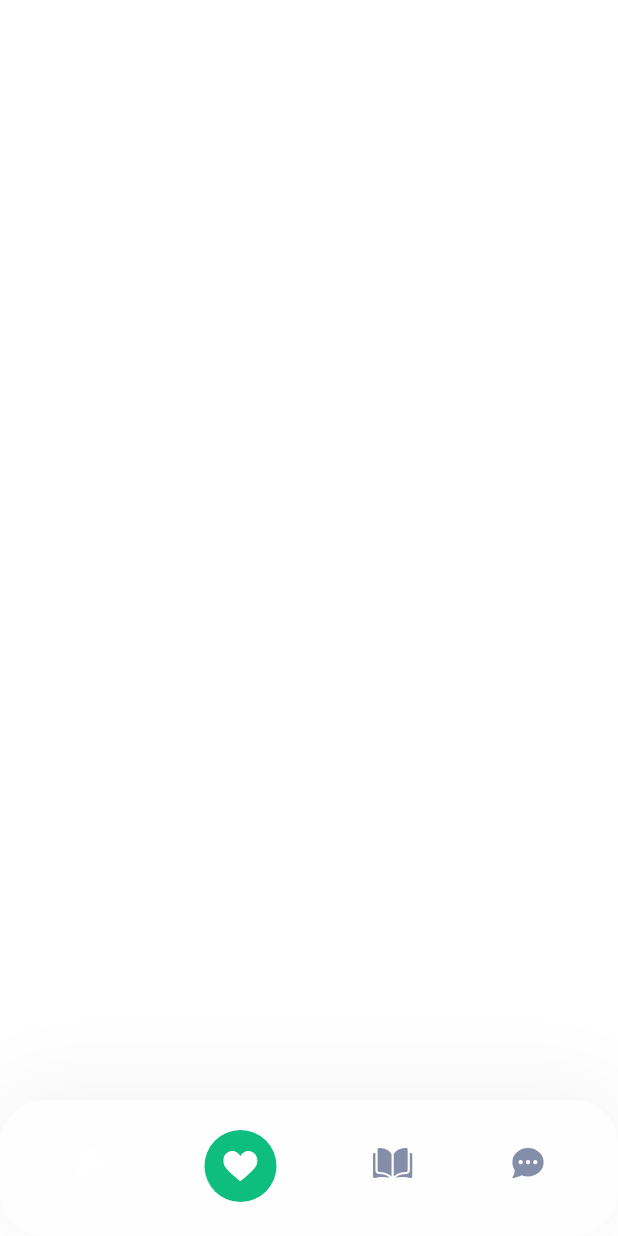
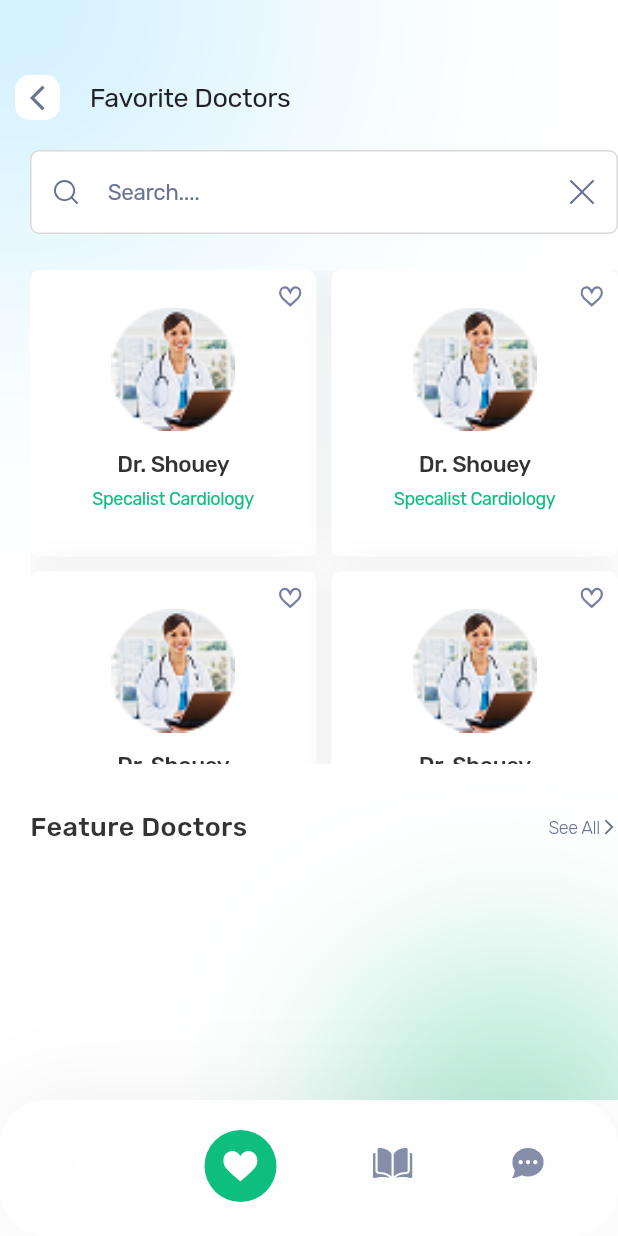
Before and after one commit to MohamedAshrafMadkour/second_nti_app, a Flutter app: the MainView screen opened by its route, item 2 of the bottom bar chosen, on a phone screen of 412 x 824 dp. Run offline on Flutter 3.47's test engine with Material 3 defaults, Android fonts, the phone set to English and light mode, and no system bars; our stand-ins replace flutter_rating_bar, flutter_svg.

Commit message:
create fav view

```diff
--- a/lib/core/constant/app_images.dart
+++ b/lib/core/constant/app_images.dart
@@ -39,6 +39,14 @@ class AppImages {
   /// asset/images/test11.png
   static const String imagesTest11 = "asset/images/test11.png";
 
+  /// Assets for imagesTest12
+  /// asset/images/test12.png
+  static const String imagesTest12 = "asset/images/test12.png";
+
+  /// Assets for imagesTest13
+  /// asset/images/test13.png
+  static const String imagesTest13 = "asset/images/test13.png";
+
   /// Assets for imagesTest2
   /// asset/images/test2.png
   static const String imagesTest2 = "asset/images/test2.png";
--- a/lib/core/utils/app_router.dart
+++ b/lib/core/utils/app_router.dart
@@ -2,6 +2,7 @@ import 'package:doctor_app/feature/main/presentation/view/main_view.dart';
 import 'package:doctor_app/feature/main/presentation/view/widget/custom_live_details.dart';
 import 'package:doctor_app/feature/on_boarding/presentation/view/on_boarding_view.dart';
 import 'package:doctor_app/feature/find_doctor/presentation/view/find_doctor_view.dart';
+import 'package:doctor_app/feature/popular_doctor/presentation/view/popular_doctor_view.dart';
 import 'package:doctor_app/feature/select_time/presentation/views/second_select_time_view.dart';
 import 'package:doctor_app/feature/select_time/presentation/views/first_select_time_view.dart';
 import 'package:doctor_app/feature/splash/presentation/view/splash_view.dart';
@@ -27,6 +28,8 @@ Route<dynamic> onGenerateRoute(RouteSettings settings) {
       return MaterialPageRoute(
         builder: (context) => const SecondSelectTimeView(),
       );
+    case PopularDoctorView.routeName:
+      return MaterialPageRoute(builder: (context) => const PopularDoctorView());
     default:
       return MaterialPageRoute(
         builder: (context) =>
--- a/lib/core/utils/app_styles.dart
+++ b/lib/core/utils/app_styles.dart
@@ -179,4 +179,22 @@ class AppStyles {
       letterSpacing: -0.30,
     );
   }
+
+  static TextStyle textMedium14(BuildContext context) {
+    return const TextStyle(
+      fontSize: 14,
+      fontFamily: 'Rubik',
+      fontWeight: FontWeight.w500,
+      letterSpacing: -0.30,
+    );
+  }
+
+  static TextStyle textMedium15(BuildContext context) {
+    return const TextStyle(
+      fontSize: 15,
+      fontFamily: 'Rubik',
+      fontWeight: FontWeight.w500,
+      letterSpacing: -0.30,
+    );
+  }
 }
--- a/lib/feature/main/presentation/view/main_view.dart
+++ b/lib/feature/main/presentation/view/main_view.dart
@@ -1,4 +1,5 @@
 import 'package:doctor_app/feature/main/presentation/view/widget/bottom_nav_bar.dart';
+import 'package:doctor_app/feature/main/presentation/view/widget/fav_section.dart';
 import 'package:doctor_app/feature/main/presentation/view/widget/home_section.dart';
 import 'package:flutter/material.dart';
 
@@ -34,15 +35,6 @@ List<Widget> _widgetOptions = <Widget>[
   const ChatSection(),
 ];
 
-class FavoriteSection extends StatelessWidget {
-  const FavoriteSection({super.key});
-
-  @override
-  Widget build(BuildContext context) {
-    return Container();
-  }
-}
-
 class MessageSection extends StatelessWidget {
   const MessageSection({super.key});
 
--- /dev/null
+++ b/lib/feature/main/presentation/view/widget/custom_fav_item.dart
@@ -0,0 +1,58 @@
+import 'package:doctor_app/core/constant/app_colors.dart';
+import 'package:doctor_app/core/constant/app_icons.dart';
+import 'package:doctor_app/core/constant/app_images.dart';
+import 'package:doctor_app/core/utils/app_styles.dart';
+import 'package:flutter/material.dart';
+import 'package:flutter_svg/svg.dart';
+
+class CustomFavItem extends StatelessWidget {
+  const CustomFavItem({super.key});
+
+  @override
+  Widget build(BuildContext context) {
+    return Container(
+      decoration: ShapeDecoration(
+        color: Colors.white,
+        shape: RoundedRectangleBorder(borderRadius: BorderRadius.circular(6)),
+        shadows: const [
+          BoxShadow(
+            color: Color(0x0F000000),
+            blurRadius: 20,
+            offset: Offset(0, -1),
+          ),
+        ],
+      ),
+      child: Padding(
+        padding: const EdgeInsets.all(10),
+        child: Column(
+          children: [
+            Align(
+              alignment: Alignment.topRight,
+              child: SvgPicture.asset(AppIcons.iconsUnFavIcon, height: 15),
+            ),
+            Image.asset(
+              AppImages.imagesTest5,
+              fit: BoxFit.cover,
+              height: MediaQuery.sizeOf(context).height * 0.1,
+            ),
+            const SizedBox(height: 11),
+            Text(
+              'Dr. Shouey',
+              textAlign: TextAlign.center,
+              style: AppStyles.textMedium15(
+                context,
+              ).copyWith(color: AppColors.brownColor33),
+            ),
+            const SizedBox(height: 4),
+            Text(
+              'Specalist Cardiology',
+              style: AppStyles.textRegular12(
+                context,
+              ).copyWith(color: AppColors.greenColor0E),
+            ),
+          ],
+        ),
+      ),
+    );
+  }
+}
--- /dev/null
+++ b/lib/feature/main/presentation/view/widget/fav_section.dart
@@ -0,0 +1,70 @@
+import 'package:doctor_app/core/constant/app_colors.dart';
+import 'package:doctor_app/core/constant/app_icons.dart';
+import 'package:doctor_app/core/constant/app_images.dart';
+import 'package:doctor_app/core/utils/app_styles.dart';
+import 'package:doctor_app/feature/find_doctor/presentation/view/widget/custom_find_doctor_arrow_back.dart';
+import 'package:doctor_app/feature/main/presentation/view/widget/custom_fav_item.dart';
+import 'package:doctor_app/feature/main/presentation/view/widget/custom_popular_doctor_header.dart';
+import 'package:doctor_app/feature/main/presentation/view/widget/search_text_field.dart';
+import 'package:flutter/material.dart';
+import 'package:flutter_svg/flutter_svg.dart';
+
+class FavoriteSection extends StatelessWidget {
+  const FavoriteSection({super.key});
+
+  @override
+  Widget build(BuildContext context) {
+    return Stack(
+      children: [
+        Positioned.fill(
+          child: Image.asset(
+            AppImages.imagesSplashBackground,
+            fit: BoxFit.cover,
+          ),
+        ),
+        const CustomArrowBackAppBar(title: 'Favorite Doctors'),
+        Positioned.fill(
+          top: 100,
+          child: Padding(
+            padding: const EdgeInsets.only(left: 20),
+            child: Expanded(
+              child: CustomScrollView(
+                slivers: [
+                  const SliverToBoxAdapter(
+                    child: Column(
+                      children: [SearchTextField(), SizedBox(height: 24)],
+                    ),
+                  ),
+                  SliverToBoxAdapter(
+                    child: SizedBox(
+                      height: MediaQuery.sizeOf(context).height * 0.4,
+                      child: GridView.builder(
+                        padding: const EdgeInsets.all(0),
+                        itemCount: 4,
+                        itemBuilder: (context, index) => const CustomFavItem(),
+                        gridDelegate:
+                            const SliverGridDelegateWithFixedCrossAxisCount(
+                              crossAxisCount: 2,
+                              mainAxisSpacing: 10,
+                              crossAxisSpacing: 10,
+                            ),
+                      ),
+                    ),
+                  ),
+                  const SliverToBoxAdapter(
+                    child: Column(
+                      children: [
+                        SizedBox(height: 29),
+                        CustomHomeSectionHeader(headerTitle: 'Feature Doctors'),
+                      ],
+                    ),
+                  ),
+                ],
+              ),
+            ),
+          ),
+        ),
+      ],
+    );
+  }
+}
--- a/lib/feature/select_time/presentation/views/widget/custom_slots_list.dart
+++ b/lib/feature/select_time/presentation/views/widget/custom_slots_list.dart
@@ -1,4 +1,3 @@
-import 'package:doctor_app/feature/select_time/presentation/views/widget/second_select_time_view_body.dart';
 import 'package:doctor_app/feature/select_time/presentation/views/widget/uc_active_available_item.dart';
 import 'package:flutter/material.dart';
 
@@ -14,8 +13,9 @@ class _CustomSlotsListState extends State<CustomSlotsList> {
   @override
   Widget build(BuildContext context) {
     return SizedBox(
-      height: MediaQuery.sizeOf(context).height * 0.2,
+      height: MediaQuery.sizeOf(context).height * 0.1,
       child: GridView.builder(
+        padding: const EdgeInsets.all(0),
         gridDelegate: const SliverGridDelegateWithFixedCrossAxisCount(
           crossAxisCount: 4,
           crossAxisSpacing: 10,
--- a/lib/feature/select_time/presentation/views/widget/data_time_list.dart
+++ b/lib/feature/select_time/presentation/views/widget/data_time_list.dart
@@ -1,4 +1,3 @@
-import 'package:doctor_app/feature/select_time/presentation/views/widget/custom_un_active_data_time.dart';
 import 'package:doctor_app/feature/select_time/presentation/views/widget/un_active_and_active_date_time.dart';
 import 'package:flutter/material.dart';
 
```
Also changed, not shown: lib/feature/main/presentation/view/widget/custom_popular_item.dart (+10 -2 lines), lib/feature/popular_doctor/presentation/view/popular_doctor_view.dart (added, +11 -0 lines), lib/feature/popular_doctor/presentation/view/widget/custom_category_item.dart (added, +98 -0 lines), lib/feature/popular_doctor/presentation/view/widget/custom_popular_doctor_first_section_item.dart (added, +49 -0 lines), lib/feature/popular_doctor/presentation/view/widget/custom_popular_doctor_first_section_item_list.dart (added, +20 -0 lines), lib/feature/popular_doctor/presentation/view/widget/popular_doctor_view_body.dart (added, +93 -0 lines), lib/feature/select_time/presentation/views/widget/second_select_time_view_body.dart (+13 -0 lines), asset/images/test12.png (added), asset/images/test13.png (added).
